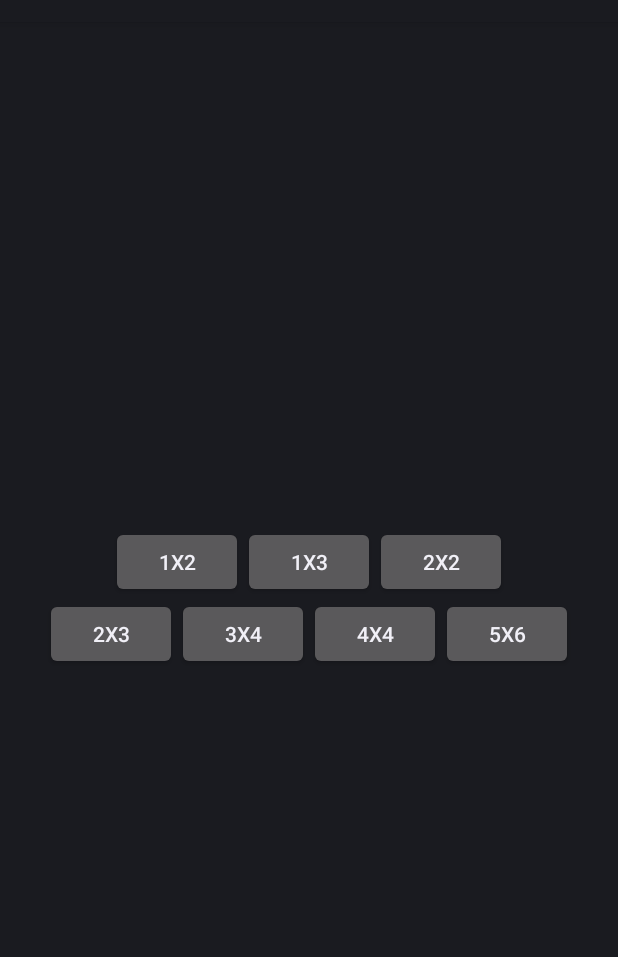
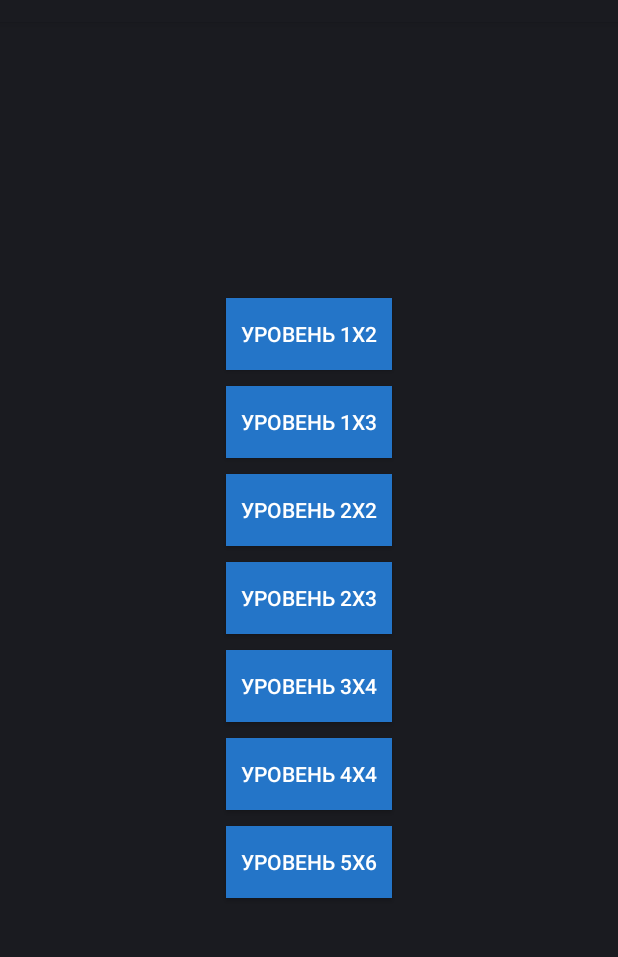
Before and after one commit to vergude/MemorySpace, an Android app: the layout activity_main.xml on its own in the app's theme, with its tools: preview values and no code run, on a phone screen of 412 x 824 dp, the part 62-1019 px from its top. Run offline under Robolectric (Android 15) with nearby library versions, the phone set to English and light mode, and no system bars.

Commit message:
fixed iterface

```diff
--- /dev/null
+++ b/app/src/main/res/drawable-hdpi/button_level.xml
@@ -0,0 +1,7 @@
+<?xml version="1.0" encoding="utf-8"?>
+
+<selector xmlns:android="http://schemas.android.com/apk/res/android">
+    <item android:drawable="@color/blueColor" android:state_selected="true"></item>
+    <item android:drawable="@color/blueColor" android:state_pressed="true"></item>
+    <item android:drawable="@color/darcBlueColor"></item>
+</selector>
--- a/app/src/main/res/drawable/image.xml
+++ b/app/src/main/res/drawable/image.xml
@@ -1,5 +1,5 @@
 <?xml version="1.0" encoding="utf-8"?>
 <selector xmlns:android="http://schemas.android.com/apk/res/android">
     <item android:drawable="@color/green" android:state_activated="true" android:state_selected="true"></item>
-    <item android:drawable="@color/orange" android:state_activated="true"></item>
+    <item android:drawable="@color/blueColor" android:state_activated="true"></item>
 </selector>
--- a/app/src/main/res/layout/activity_main.xml
+++ b/app/src/main/res/layout/activity_main.xml
@@ -8,7 +8,7 @@
 
 
     <LinearLayout
-        android:orientation="horizontal"
+        android:orientation="vertical"
         android:layout_width="fill_parent"
         android:layout_height="wrap_content"
         android:gravity="center">
@@ -16,24 +16,39 @@
         <Button
             android:layout_width="wrap_content"
             android:layout_height="wrap_content"
+            android:background="@drawable/button_level"
+            android:textColor="@color/white"
             android:text="@string/two_cell"
             android:id="@+id/button_1x2"
+            android:layout_margin="5dp"
+            android:paddingRight="10dp"
+            android:paddingLeft="10dp"
             android:layout_gravity="center_horizontal"
             android:onClick="buttonClicked"/>
 
         <Button
             android:layout_width="wrap_content"
             android:layout_height="wrap_content"
+            android:background="@drawable/button_level"
+            android:textColor="@color/white"
             android:text="@string/three_cell"
             android:id="@+id/button_1x3"
+            android:layout_margin="5dp"
+            android:paddingRight="10dp"
+            android:paddingLeft="10dp"
             android:layout_gravity="center_horizontal"
             android:onClick="buttonClicked"/>
 
         <Button
             android:layout_width="wrap_content"
             android:layout_height="wrap_content"
+            android:background="@drawable/button_level"
+            android:textColor="@color/white"
             android:text="@string/four_cell"
             android:id="@+id/button_2x2"
+            android:layout_margin="5dp"
+            android:paddingRight="10dp"
+            android:paddingLeft="10dp"
             android:layout_gravity="center_horizontal"
             android:onClick="buttonClicked"/>
 
@@ -41,38 +56,58 @@
     </LinearLayout>
 
     <LinearLayout
-        android:orientation="horizontal"
+        android:orientation="vertical"
         android:layout_width="fill_parent"
         android:layout_height="wrap_content"
         android:gravity="center">
         <Button
             android:layout_width="wrap_content"
             android:layout_height="wrap_content"
+            android:background="@drawable/button_level"
+            android:textColor="@color/white"
             android:text="@string/six_cell"
             android:id="@+id/button_2x3"
+            android:layout_margin="5dp"
+            android:paddingRight="10dp"
+            android:paddingLeft="10dp"
             android:layout_gravity="center_horizontal"
             android:onClick="buttonClicked"/>
 
         <Button
             android:layout_width="wrap_content"
             android:layout_height="wrap_content"
+            android:background="@drawable/button_level"
+            android:textColor="@color/white"
             android:text="@string/twelve_cell"
             android:id="@+id/button_3x4"
+            android:layout_margin="5dp"
+            android:paddingRight="10dp"
+            android:paddingLeft="10dp"
             android:layout_gravity="center_horizontal"
             android:onClick="buttonClicked"/>
         <Button
             android:layout_width="wrap_content"
             android:layout_height="wrap_content"
+            android:background="@drawable/button_level"
+            android:textColor="@color/white"
             android:text="@string/sixteen_cell"
             android:id="@+id/button_4x4"
+            android:layout_margin="5dp"
+            android:paddingRight="10dp"
+            android:paddingLeft="10dp"
             android:layout_gravity="center_horizontal"
             android:onClick="buttonClicked"/>
 
         <Button
             android:layout_width="wrap_content"
             android:layout_height="wrap_content"
+            android:background="@drawable/button_level"
+            android:textColor="@color/white"
             android:text="@string/thirty_cell"
             android:id="@+id/button_5x6"
+            android:layout_margin="5dp"
+            android:paddingRight="10dp"
+            android:paddingLeft="10dp"
             android:layout_gravity="center_horizontal"
             android:onClick="buttonClicked"/>
     </LinearLayout>
--- a/app/src/main/res/layout/activity_play_screen.xml
+++ b/app/src/main/res/layout/activity_play_screen.xml
@@ -11,7 +11,7 @@
         android:layout_width="match_parent"
         android:layout_height="0dp"
         android:layout_weight="8"
-        android:background="@color/orange"
+        android:background="@color/darcBlueColor"
         android:orientation="horizontal">
 
     </LinearLayout>
@@ -61,7 +61,7 @@
             android:layout_weight="35"
             android:orientation="horizontal">
 
-            <Button
+             <Button
                 android:id="@+id/repeatButton"
                 android:layout_width="match_parent"
                 android:layout_height="wrap_content"
--- a/app/src/main/res/layout/victory_dialog_fragment.xml
+++ b/app/src/main/res/layout/victory_dialog_fragment.xml
@@ -32,7 +32,7 @@
                 android:layout_height="wrap_content"
                 android:text="Время : 1:00"
                 android:textStyle="bold"
-                android:textColor="@color/rateTextColor"
+                android:textColor="@color/darcBlueColor"
                 android:layout_gravity="right"
                 android:textSize="20dp"
                 android:id="@+id/textRate" />
@@ -42,7 +42,7 @@
                 android:layout_marginTop="10dp"
                 android:text="Счет : 100"
                 android:textStyle="bold"
-                android:textColor="@color/rateTextColor"
+                android:textColor="@color/darcBlueColor"
                 android:layout_gravity="right"
                 android:textSize="20dp"
                 android:id="@+id/TextTime" />
--- a/app/src/main/res/values/color.xml
+++ b/app/src/main/res/values/color.xml
@@ -10,5 +10,7 @@
 
     <color name="winTextColor">#0c9d0c</color>
 
-    <color name="rateTextColor">#2475c8</color>
+    <color name="darcBlueColor">#2475c8</color>
+
+    <color name="blueColor">#24baf1</color>
 </resources>
--- a/app/src/main/res/values/strings.xml
+++ b/app/src/main/res/values/strings.xml
@@ -1,11 +1,11 @@
 <resources>
     <string name="app_name">Memory Space</string>
 
-    <string name="two_cell">1x2</string>
-    <string name="three_cell">1x3</string>
-    <string name="four_cell">2x2</string>
-    <string name="six_cell">2x3</string>
-    <string name="twelve_cell">3x4</string>
-    <string name="sixteen_cell">4x4</string>
-    <string name="thirty_cell">5x6</string>
+    <string name="two_cell">Уровень 1x2</string>
+    <string name="three_cell">Уровень 1x3</string>
+    <string name="four_cell">Уровень 2x2</string>
+    <string name="six_cell">Уровень 2x3</string>
+    <string name="twelve_cell">Уровень 3x4</string>
+    <string name="sixteen_cell">Уровень 4x4</string>
+    <string name="thirty_cell">Уровень 5x6</string>
 </resources>
```
